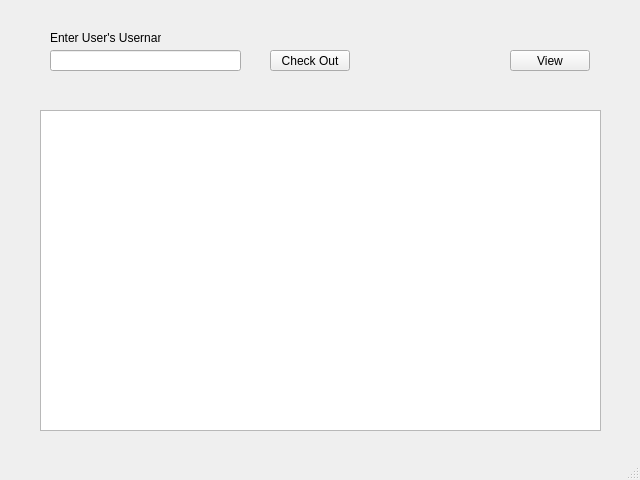
blendjam/Bookspot, file adminwindow.ui: the form before one commit.
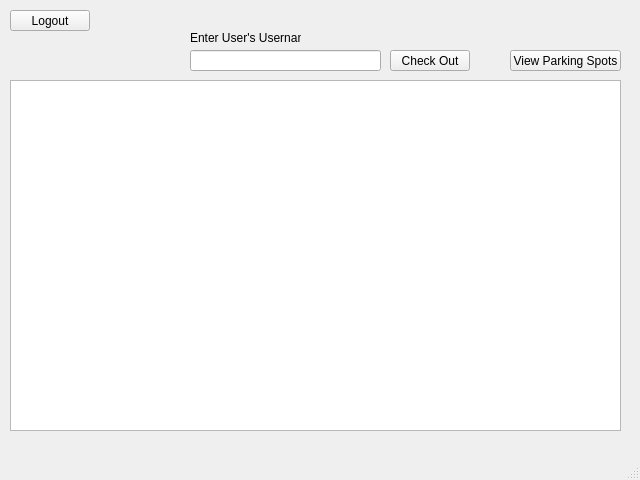
The form after the commit.

Patch:
```diff
--- a/adminwindow.ui
+++ b/adminwindow.ui
@@ -30,7 +30,7 @@
    <widget class="QPushButton" name="pushButton_2">
     <property name="geometry">
      <rect>
-      <x>270</x>
+      <x>390</x>
       <y>50</y>
       <width>80</width>
       <height>21</height>
@@ -43,7 +43,7 @@
    <widget class="QLineEdit" name="lineEdit">
     <property name="geometry">
      <rect>
-      <x>50</x>
+      <x>190</x>
       <y>50</y>
       <width>191</width>
       <height>21</height>
@@ -53,7 +53,7 @@
    <widget class="QLabel" name="label">
     <property name="geometry">
      <rect>
-      <x>50</x>
+      <x>190</x>
       <y>30</y>
       <width>111</width>
       <height>16</height>
@@ -66,24 +66,49 @@
    <widget class="QTableView" name="tableView">
     <property name="geometry">
      <rect>
-      <x>40</x>
-      <y>110</y>
-      <width>561</width>
-      <height>321</height>
+      <x>10</x>
+      <y>80</y>
+      <width>611</width>
+      <height>351</height>
      </rect>
     </property>
+    <property name="minimumSize">
+     <size>
+      <width>611</width>
+      <height>351</height>
+     </size>
+    </property>
+    <property name="maximumSize">
+     <size>
+      <width>611</width>
+      <height>16777215</height>
+     </size>
+    </property>
    </widget>
    <widget class="QPushButton" name="pushButton_view">
     <property name="geometry">
      <rect>
       <x>510</x>
       <y>50</y>
+      <width>111</width>
+      <height>21</height>
+     </rect>
+    </property>
+    <property name="text">
+     <string>View Parking Spots</string>
+    </property>
+   </widget>
+   <widget class="QPushButton" name="pushButton_back">
+    <property name="geometry">
+     <rect>
+      <x>10</x>
+      <y>10</y>
       <width>80</width>
       <height>21</height>
      </rect>
     </property>
     <property name="text">
-     <string>View</string>
+     <string>Logout</string>
     </property>
    </widget>
   </widget>
```
Left out of the diff: 2 changed lines with no effect on the pictures.
